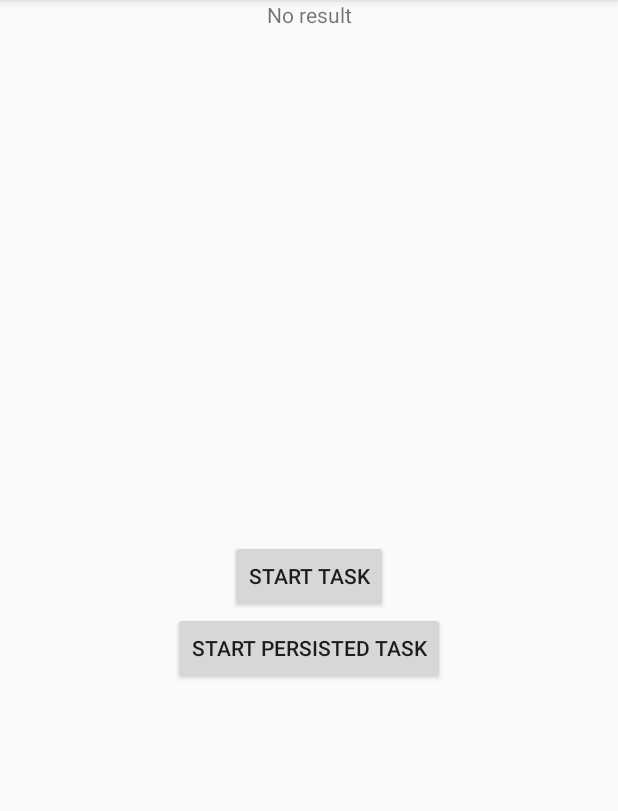
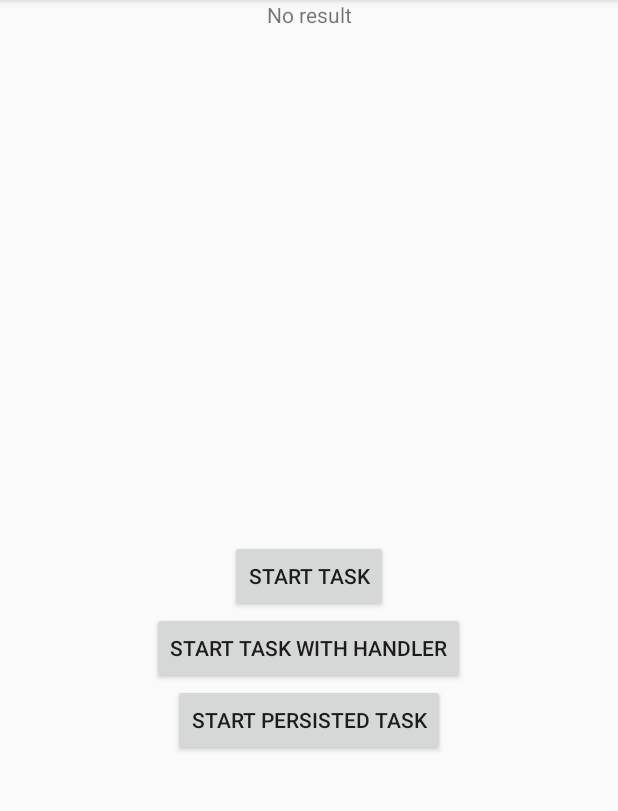
Before and after one commit to boxme/AsyncManager, an Android app: the screen it shows after launch (MainActivity), on a phone screen of 412 x 824 dp, the part 84-895 px from its top. Run offline under Robolectric (Android 15) with nearby library versions, the phone set to English and light mode, and no system bars.

Commit message:
Added synchronization to ensure that variables for callbacks are not tampered with by another thread when the callbacks are being processed Tested callbacks with handler

```diff
--- a/app/src/main/res/layout/activity_main.xml
+++ b/app/src/main/res/layout/activity_main.xml
@@ -20,11 +20,20 @@
         android:onClick="startBackgroundJob"/>
 
     <Button
+        android:id="@+id/start_background_task_with_handler"
+        android:layout_width="wrap_content"
+        android:layout_height="wrap_content"
+        android:text="Start Task With Handler"
+        android:layout_centerInParent="true"
+        android:layout_below="@id/start_background_task"
+        android:onClick="startBackgroundJobWithHandler"/>
+
+    <Button
         android:id="@+id/start_persisted_task"
         android:layout_width="wrap_content"
         android:layout_height="wrap_content"
         android:text="Start Persisted Task"
-        android:layout_below="@id/start_background_task"
+        android:layout_below="@id/start_background_task_with_handler"
         android:layout_centerHorizontal="true"
         android:onClick="startPersistedTask"/>
 
--- a/uibackgroundjobmanager/src/main/java/com/desmond/uibackgroundjobmanager/BackgroundTaskManager.java
+++ b/uibackgroundjobmanager/src/main/java/com/desmond/uibackgroundjobmanager/BackgroundTaskManager.java
@@ -119,8 +119,8 @@ public class BackgroundTaskManager {
         task.recycle();
         mExecutingTaskWorkQueue.remove(task);
         mBackgroundTaskWorkQueue.offer(task);
-//        Log.d("Manager", "executing queue size " + mExecutingTaskWorkQueue.size());
-//        Log.d("Manager", "work queue size " + mBackgroundTaskWorkQueue.size());
+        Log.d("Manager", "executing queue size " + mExecutingTaskWorkQueue.size());
+        Log.d("Manager", "work queue size " + mBackgroundTaskWorkQueue.size());
     }
 
     public static void cleanUp() {
```
Also changed, not shown: app/src/main/java/com/desmond/uibackgroundjob/MainActivity.java (+33 -0 lines), uibackgroundjobmanager/src/main/java/com/desmond/uibackgroundjobmanager/TaskRunnable.java (+11 -9 lines).
